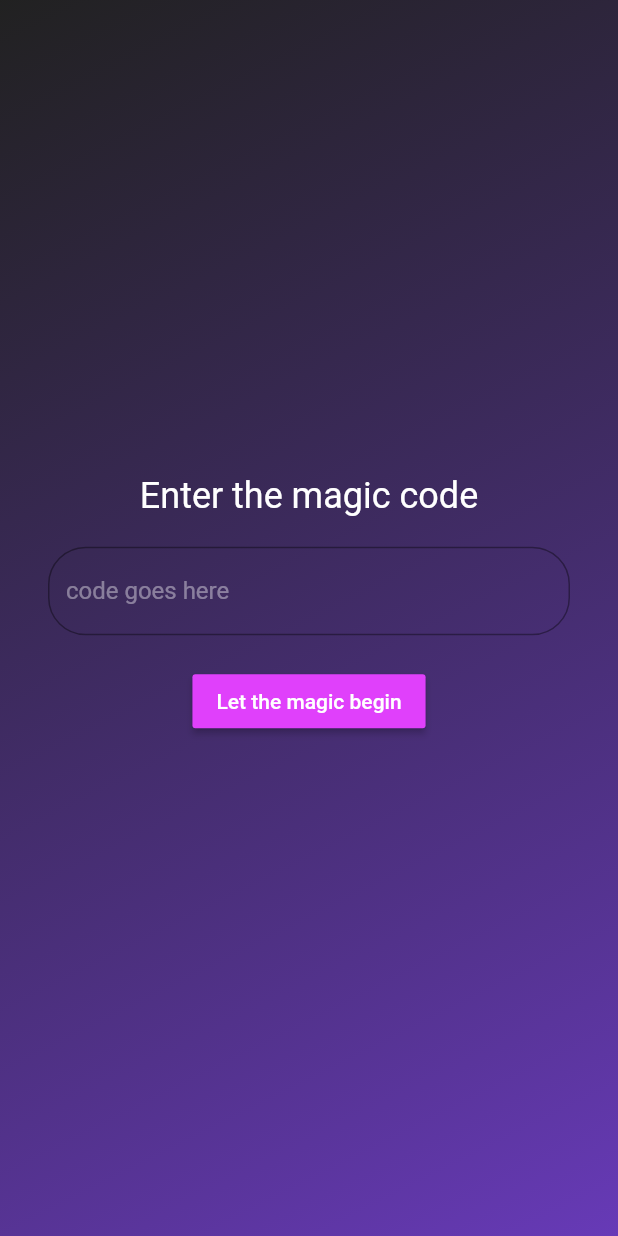
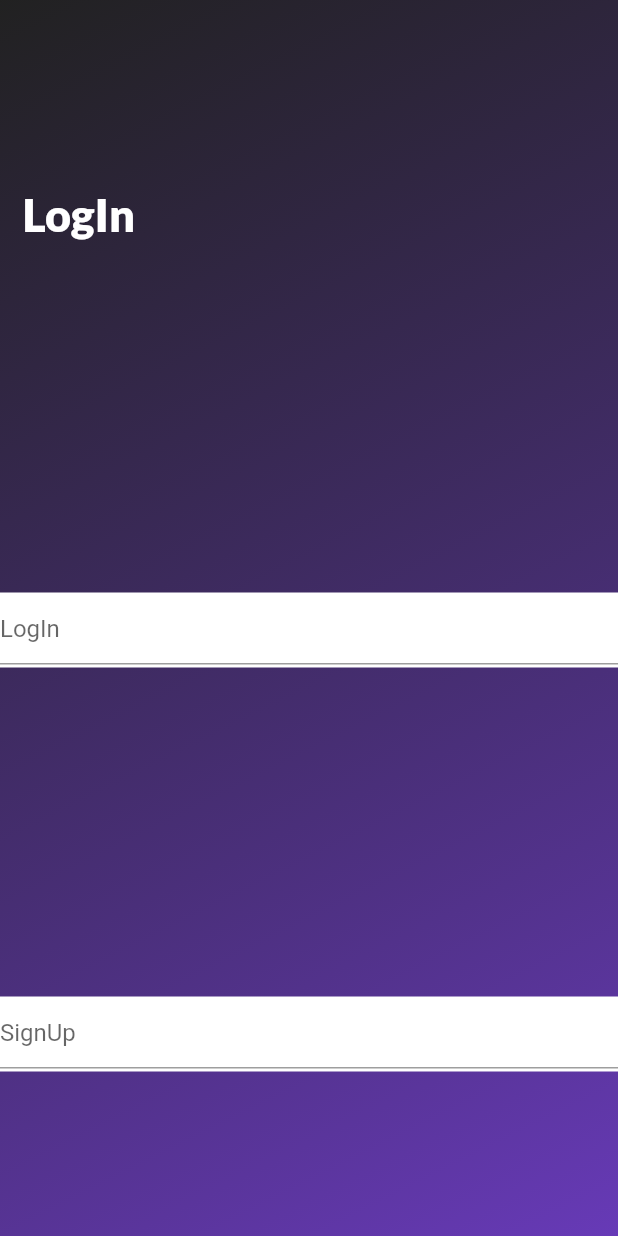
Before and after one commit to aakzsh/zanie, a Flutter app: the Code screen opened directly, on a phone screen of 412 x 824 dp. Run offline on Flutter 3.47's test engine with Material 2 defaults, Android fonts, the light colour scheme and no system bars; our stand-ins replace contacts_service, flutter_tts, google_fonts; missing offline and left inert: external_app_launcher, flutter_gifimage, qr_code_scanner, speech_to_text_plugins, vimeoplayer.

Commit message:
tour vid, main screen

```diff
--- a/lib/code.dart
+++ b/lib/code.dart
@@ -1,85 +1,19 @@
 import 'package:flutter/material.dart';
-import 'ContactsPage.dart';
-import 'home.dart';
+import 'package:google_fonts/google_fonts.dart';
 
 class Code extends StatefulWidget {
   @override
   _CodeState createState() => _CodeState();
 }
 
-String txt_val, msg = "";
-
 class _CodeState extends State<Code> {
   @override
   Widget build(BuildContext context) {
     return Scaffold(
-      body: Container(
-        child: Padding(
-          padding: const EdgeInsets.all(32.0),
-          child: Column(
-            mainAxisAlignment: MainAxisAlignment.center,
-            children: <Widget>[
-              Text("Enter the magic code",
-
-              style : TextStyle(color: Colors.white, fontSize: 24)),
-              SizedBox(
-                width: 20.0,
-                  height: 20.0,
-
-              ),
-              TextField(
-                style: TextStyle(
-                  color: Colors.white,
-                ),
-                onChanged: (text) {
-                  txt_val = text;
-                },
-
-                decoration: InputDecoration(
-                  hintText: "code goes here",
-                  hintStyle: TextStyle(color: Colors.white.withOpacity(0.4)),
-                  border: new OutlineInputBorder(
-                    borderRadius: new BorderRadius.circular(25.0),
-                    borderSide: new BorderSide(),
-                  ),
-                ),
-              ),
-
-              SizedBox(
-                width: 20.0,
-                height: 20.0,
-              ),
-              MaterialButton(
-                onPressed: () {
-                  if (txt_val == "genie") {
-                    print("success");
-
-                    Navigator.push(context,
-                        MaterialPageRoute(builder: (context) => Home()));
-
-                  } else {
-                    setState(() {
-                      msg = "uh oh, wrong passkey, try again";
-                    });
-                    print("fail");
-                  }
-                },
-                color: Colors.purpleAccent,
-                child: Text("Let the magic begin",
-
-                    style: TextStyle(color: Colors.white)),
-              ),
-              Text(
-                "$msg",
-                style: TextStyle(color: Colors.white),
-              ),
-
-            ],
-          ),
-        ),
+        body: SafeArea(
+      child: Container(
         decoration: BoxDecoration(
             gradient: LinearGradient(
-
           begin: Alignment.topLeft,
           end: Alignment.bottomRight,
           colors: [
@@ -89,8 +23,43 @@ class _CodeState extends State<Code> {
             // Color(0x4815DA)
           ],
         )),
-
+        child: Column(
+          mainAxisAlignment: MainAxisAlignment.spaceAround,
+          children: <Widget>[
+            Row(
+              children: <Widget>[
+                Padding(
+                  padding: EdgeInsets.all(15.0),
+                  child: Text("LogIn",
+                      style: GoogleFonts.lato(
+                          fontStyle: FontStyle.normal,
+                          fontWeight: FontWeight.w900,
+                          color: Colors.white,
+                          fontSize: 30)),
+                ),
+              ],
+            ),
+            Container(
+              color: Colors.white,
+              height: 50,
+              child: TextField(
+                  decoration: InputDecoration(
+                fillColor: Colors.white,
+                hintText: "LogIn",
+                focusColor: Colors.white,
+              )),
+            ),
+            Container(
+              color: Colors.white,
+              height: 50,
+              child: TextField(
+                decoration: InputDecoration(
+                    fillColor: Colors.white, hintText: "SignUp"),
+              ),
+            ),
+          ],
+        ),
       ),
-    );
+    ));
   }
 }
--- /dev/null
+++ b/lib/login.dart
@@ -0,0 +1,13 @@
+import 'package:flutter/material.dart';
+
+class Login extends StatefulWidget {
+  @override
+  _LoginState createState() => _LoginState();
+}
+
+class _LoginState extends State<Login> {
+  @override
+  Widget build(BuildContext context) {
+    return Container();
+  }
+}
--- /dev/null
+++ b/lib/signup.dart
@@ -0,0 +1,13 @@
+import 'package:flutter/material.dart';
+
+class Signup extends StatefulWidget {
+  @override
+  _SignupState createState() => _SignupState();
+}
+
+class _SignupState extends State<Signup> {
+  @override
+  Widget build(BuildContext context) {
+    return Container();
+  }
+}
--- a/pubspec.yaml
+++ b/pubspec.yaml
@@ -39,7 +39,7 @@ dependencies:
   cupertino_icons: ^1.0.2
   permission_handler: ^5.1.0
   url_launcher: ^6.0.3
-  video_player: ^2.1.1
+  vimeoplayer: ^0.1.8
 
 dev_dependencies:
   flutter_test:
```
Also changed, not shown: lib/main.dart (+42 -24 lines), lib/tour.dart (+8 -60 lines), pubspec.lock, 1 other file.
